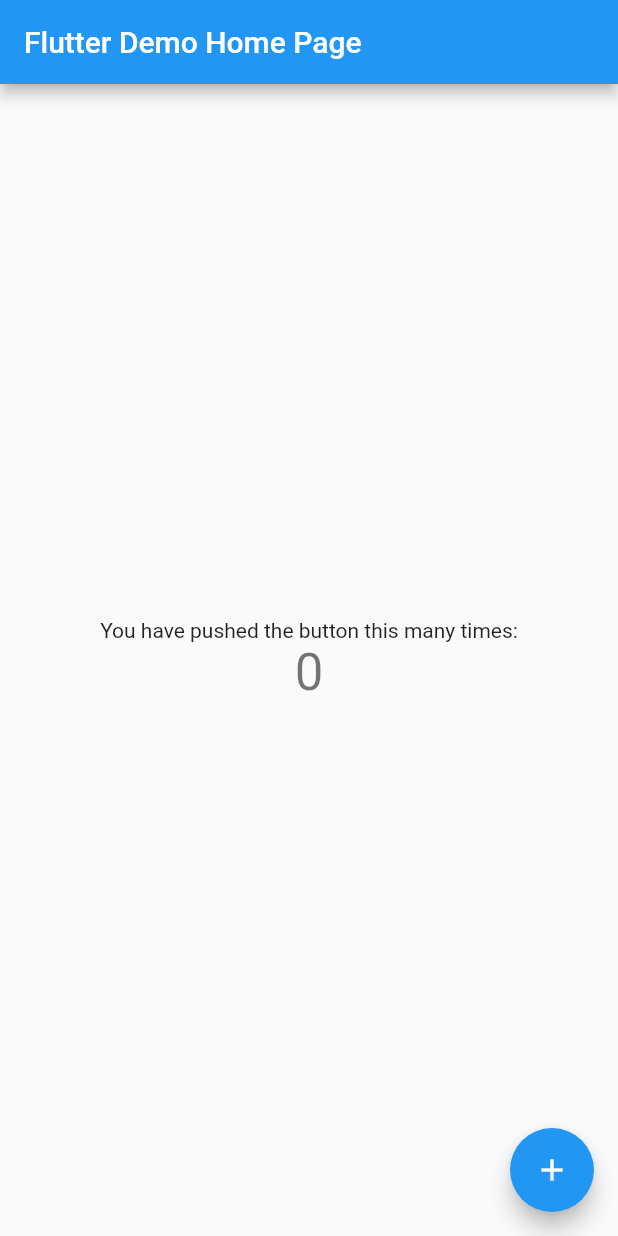
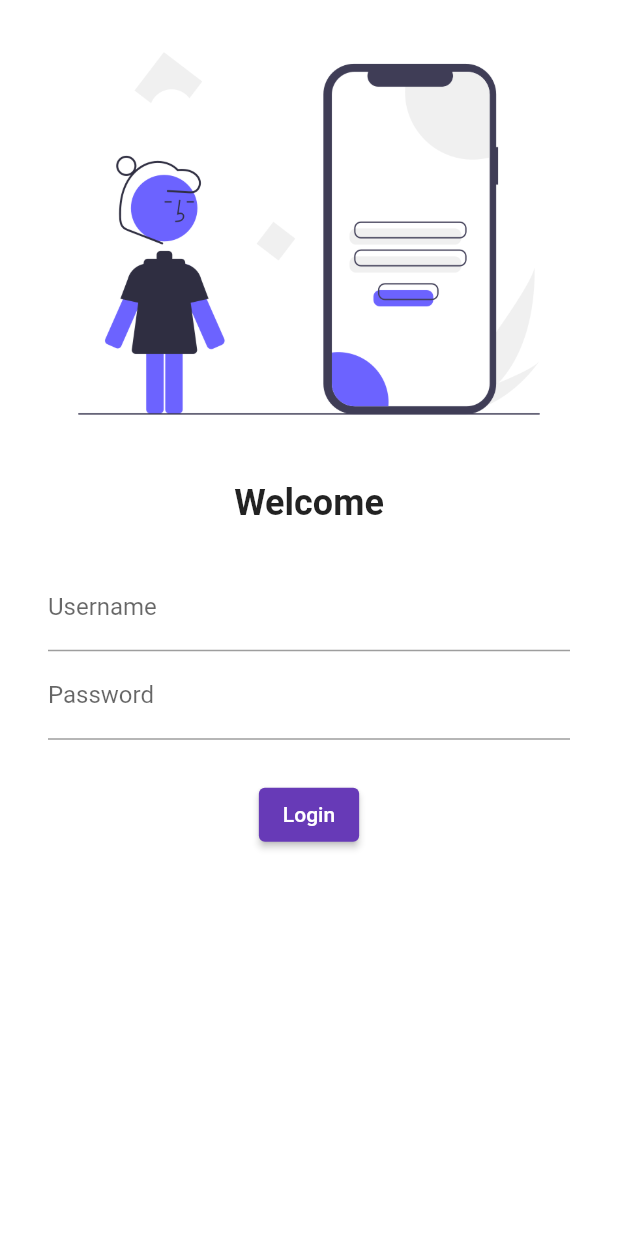
Before and after one commit to Wahab92422/FlutterBasics, a Flutter app: the screen it shows after launch, on a phone screen of 412 x 824 dp. Run offline on Flutter 3.47's test engine with Material 2 defaults, Android fonts, the phone set to English and light mode, and no system bars; our stand-ins replace google_fonts.

Commit message:
day1 practice

```diff
--- /dev/null
+++ b/lib/Pages/home.dart
@@ -0,0 +1,26 @@
+import 'package:flutter/material.dart';
+
+class HomePage extends StatelessWidget {
+  const HomePage({super.key});
+
+  @override
+  Widget build(BuildContext context) {
+    String title = 'Catalog App';
+
+    return Scaffold(
+      appBar: AppBar(
+        title: Text(title),
+      ),
+      body: const Center(
+        child: Text(
+          'Its me Hi!',
+          style: TextStyle(
+              color: Colors.deepPurpleAccent,
+              fontSize: 26,
+              fontWeight: FontWeight.bold),
+        ),
+      ),
+      drawer: const Drawer(),
+    );
+  }
+}
--- /dev/null
+++ b/lib/Pages/login.dart
@@ -0,0 +1,59 @@
+import 'package:flutter/foundation.dart';
+import 'package:flutter/material.dart';
+
+class LoginPage extends StatelessWidget {
+  const LoginPage({super.key});
+
+  @override
+  Widget build(BuildContext context) {
+    return Material(
+      color: Colors.white,
+      child: Column(
+        children: [
+          Image.asset(
+            "assets/images/login.png",
+            fit: BoxFit.cover,
+          ),
+          const SizedBox(
+            height: 10,
+          ),
+          const Text(
+            'Welcome',
+            style: TextStyle(fontSize: 24, fontWeight: FontWeight.bold),
+          ),
+          const SizedBox(
+            height: 10,
+          ),
+          Padding(
+            padding: const EdgeInsets.symmetric(vertical: 16, horizontal: 32),
+            child: Column(
+              children: [
+                TextFormField(
+                  decoration: const InputDecoration(
+                      hintText: "Enter Username", labelText: "Username"),
+                ),
+                TextFormField(
+                  obscureText: true,
+                  decoration: const InputDecoration(
+                      hintText: "Enter Password", labelText: "Password"),
+                )
+              ],
+            ),
+          ),
+          const SizedBox(
+            height: 10,
+          ),
+          ElevatedButton(
+            onPressed: () {
+              if (kDebugMode) {
+                print('login');
+              }
+            },
+            style: TextButton.styleFrom(),
+            child: const Text('Login'),
+          )
+        ],
+      ),
+    );
+  }
+}
--- a/lib/main.dart
+++ b/lib/main.dart
@@ -1,4 +1,7 @@
 import 'package:flutter/material.dart';
+import 'package:google_fonts/google_fonts.dart';
+import 'Pages/home.dart';
+import 'Pages/login.dart';
 
 void main() {
   runApp(const MyApp());
@@ -7,109 +10,24 @@ void main() {
 class MyApp extends StatelessWidget {
   const MyApp({super.key});
 
-  // This widget is the root of your application.
   @override
   Widget build(BuildContext context) {
     return MaterialApp(
-      title: 'Flutter Demo',
+      // home: const HomePage(),
+      debugShowCheckedModeBanner: false,
+      themeMode: ThemeMode.dark,
       theme: ThemeData(
-        // This is the theme of your application.
-        //
-        // Try running your application with "flutter run". You'll see the
-        // application has a blue toolbar. Then, without quitting the app, try
-        // changing the primarySwatch below to Colors.green and then invoke
-        // "hot reload" (press "r" in the console where you ran "flutter run",
-        // or simply save your changes to "hot reload" in a Flutter IDE).
-        // Notice that the counter didn't reset back to zero; the application
-        // is not restarted.
-        primarySwatch: Colors.blue,
+          primarySwatch: Colors.deepPurple,
+          fontFamily: GoogleFonts.lato().fontFamily),
+      darkTheme: ThemeData(
+        brightness: Brightness.light,
+        primarySwatch: Colors.deepPurple,
       ),
-      home: const MyHomePage(title: 'Flutter Demo Home Page'),
+      initialRoute: '/login',
+      routes: ({
+        '/home': (context) => const HomePage(),
+        '/login': (context) => const LoginPage(),
+      }),
     );
   }
 }
-
-class MyHomePage extends StatefulWidget {
-  const MyHomePage({super.key, required this.title});
-
-  // This widget is the home page of your application. It is stateful, meaning
-  // that it has a State object (defined below) that contains fields that affect
-  // how it looks.
-
-  // This class is the configuration for the state. It holds the values (in this
-  // case the title) provided by the parent (in this case the App widget) and
-  // used by the build method of the State. Fields in a Widget subclass are
-  // always marked "final".
-
-  final String title;
-
-  @override
-  State<MyHomePage> createState() => _MyHomePageState();
-}
-
-class _MyHomePageState extends State<MyHomePage> {
-  int _counter = 0;
-
-  void _incrementCounter() {
-    setState(() {
-      // This call to setState tells the Flutter framework that something has
-      // changed in this State, which causes it to rerun the build method below
-      // so that the display can reflect the updated values. If we changed
-      // _counter without calling setState(), then the build method would not be
-      // called again, and so nothing would appear to happen.
-      _counter++;
-    });
-  }
-
-  @override
-  Widget build(BuildContext context) {
-    // This method is rerun every time setState is called, for instance as done
-    // by the _incrementCounter method above.
-    //
-    // The Flutter framework has been optimized to make rerunning build methods
-    // fast, so that you can just rebuild anything that needs updating rather
-    // than having to individually change instances of widgets.
-    return Scaffold(
-      appBar: AppBar(
-        // Here we take the value from the MyHomePage object that was created by
-        // the App.build method, and use it to set our appbar title.
-        title: Text(widget.title),
-      ),
-      body: Center(
-        // Center is a layout widget. It takes a single child and positions it
-        // in the middle of the parent.
-        child: Column(
-          // Column is also a layout widget. It takes a list of children and
-          // arranges them vertically. By default, it sizes itself to fit its
-          // children horizontally, and tries to be as tall as its parent.
-          //
-          // Invoke "debug painting" (press "p" in the console, choose the
-          // "Toggle Debug Paint" action from the Flutter Inspector in Android
-          // Studio, or the "Toggle Debug Paint" command in Visual Studio Code)
-          // to see the wireframe for each widget.
-          //
-          // Column has various properties to control how it sizes itself and
-          // how it positions its children. Here we use mainAxisAlignment to
-          // center the children vertically; the main axis here is the vertical
-          // axis because Columns are vertical (the cross axis would be
-          // horizontal).
-          mainAxisAlignment: MainAxisAlignment.center,
-          children: <Widget>[
-            const Text(
-              'You have pushed the button this many times:',
-            ),
-            Text(
-              '$_counter',
-              style: Theme.of(context).textTheme.headline4,
-            ),
-          ],
-        ),
-      ),
-      floatingActionButton: FloatingActionButton(
-        onPressed: _incrementCounter,
-        tooltip: 'Increment',
-        child: const Icon(Icons.add),
-      ), // This trailing comma makes auto-formatting nicer for build methods.
-    );
-  }
-}
```
Also changed, not shown: pubspec.yaml (+4 -4 lines), assets/images/login.png (added), pubspec.lock, 14 other files.
